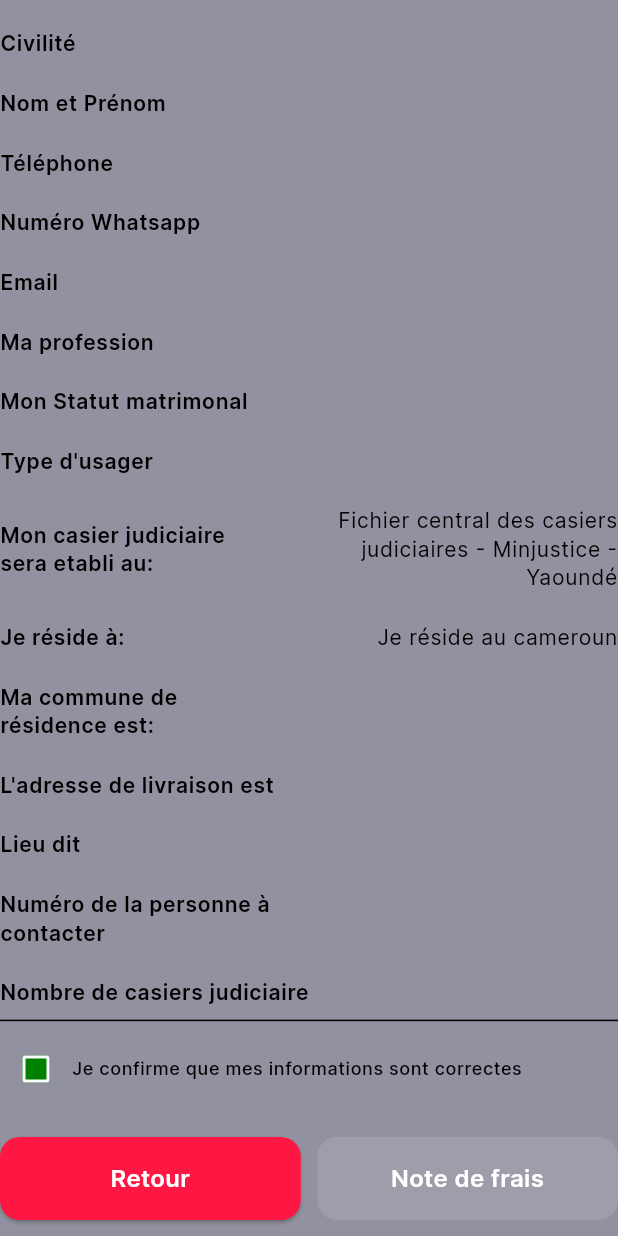
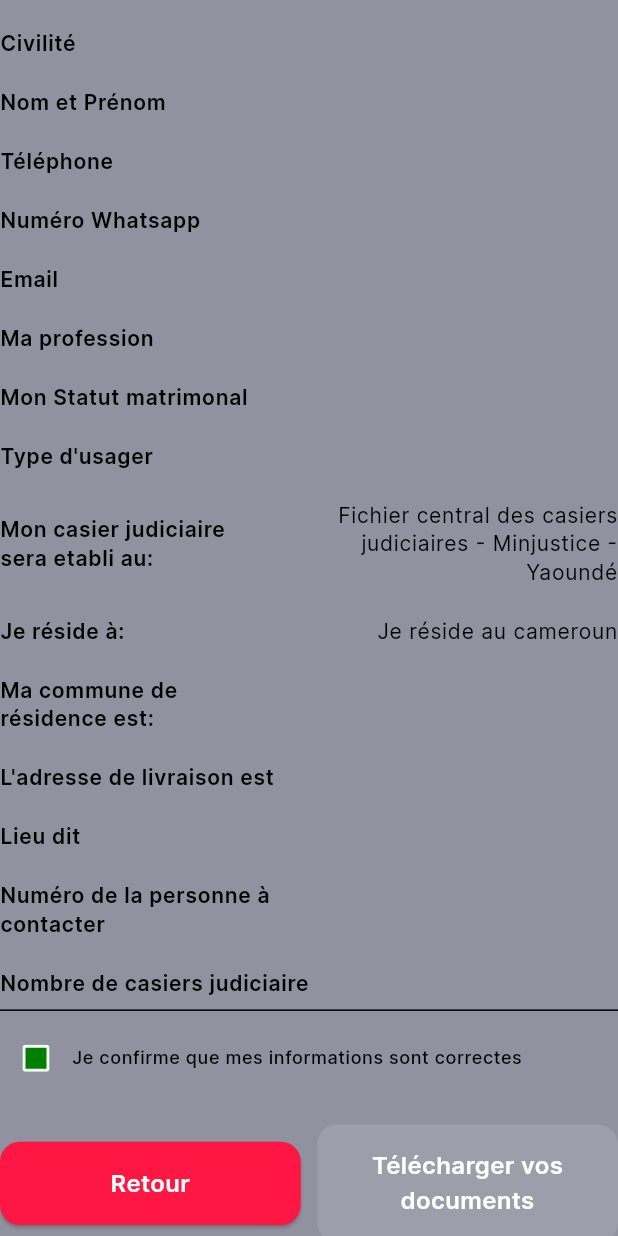
Before and after one commit to adigxs/easypro_mobile, a Flutter app: the StepTree widget shown alone on an empty page, opened directly with empty values, on a phone screen of 412 x 824 dp. Run offline on Flutter 3.47's test engine with Material 3 defaults, Android fonts, the light colour scheme and no system bars; our stand-ins replace auto_route, dio, dropdown_button2, file_picker, firebase_core, firebase_storage and 10 more; accounts and stored records are empty.

Commit message:
fix: update label of button.

```diff
--- a/lib/src/features/criminal_record_form/components/step_tree.dart
+++ b/lib/src/features/criminal_record_form/components/step_tree.dart
@@ -165,7 +165,7 @@
               child: Button(
                   type: ButtonType.primary,
                   onPressed: accepted == true ? onNextStep : null,
-                  text: "Note de frais"),
+                  text: "Télécharger vos documents"),
             ),
           ],
         ),
```
